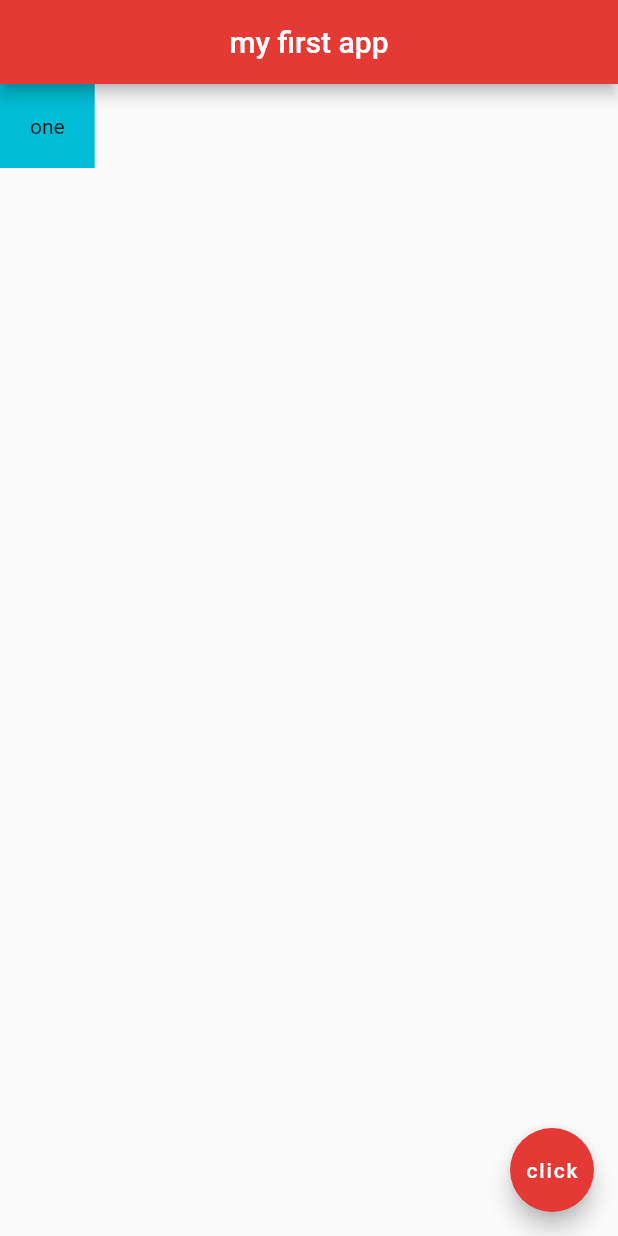
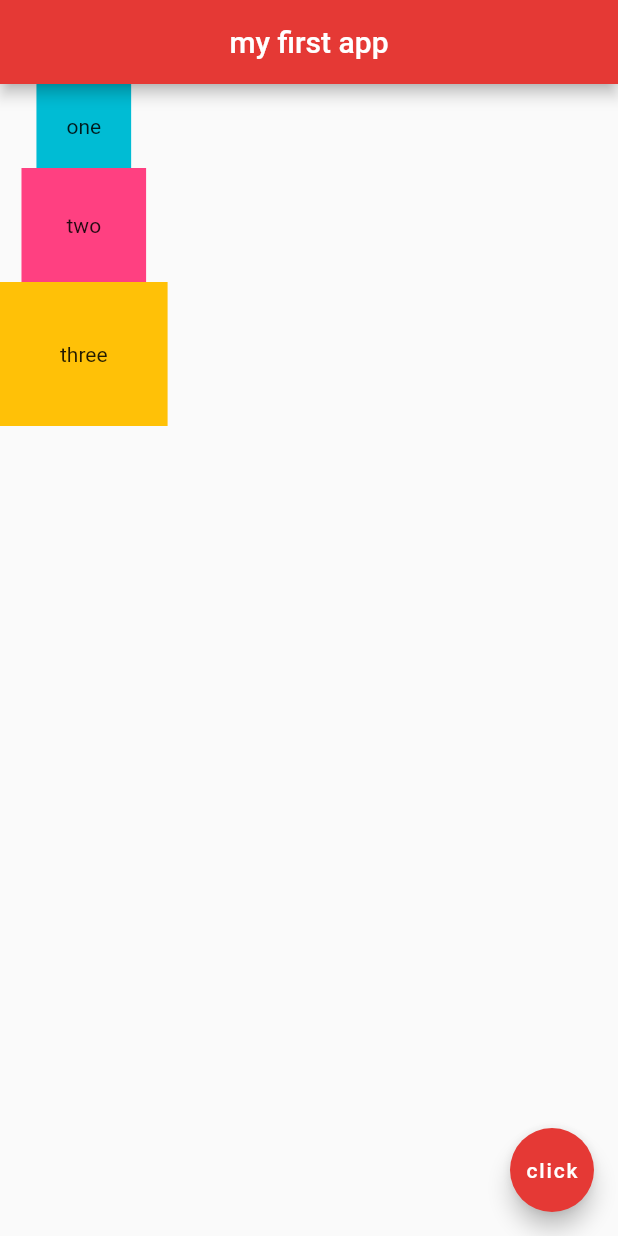
Before and after one commit to kouyoumikan/flutter_app, a Flutter app: the screen it shows after launch, on a phone screen of 412 x 824 dp. Run offline on Flutter 3.47's test engine with Material 2 defaults, Android fonts, the phone set to English and light mode, and no system bars.

Commit message:
2020/04/07　#12 Column Container1,2,3

```diff
--- a/lib/main.dart
+++ b/lib/main.dart
@@ -22,6 +22,16 @@ class Home extends StatelessWidget {
             color: Colors.cyan,
             child: Text("one"),
           ),
+          Container(
+            padding: EdgeInsets.all(30.0),
+            color: Colors.pinkAccent,
+            child: Text("two"),
+          ),
+          Container(
+            padding: EdgeInsets.all(40.0),
+            color: Colors.amber,
+            child: Text("three"),
+          ),
         ],
       ),
       floatingActionButton: FloatingActionButton(
```
